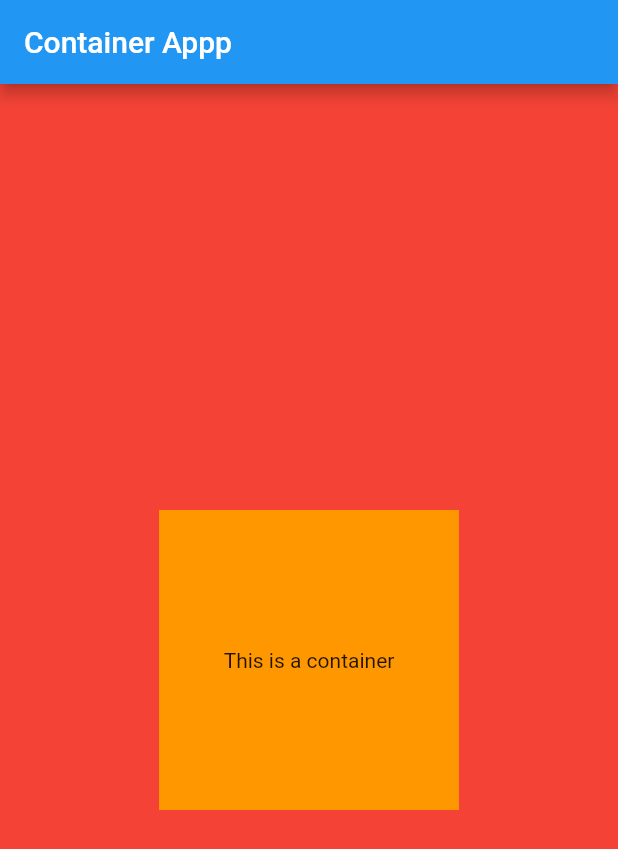
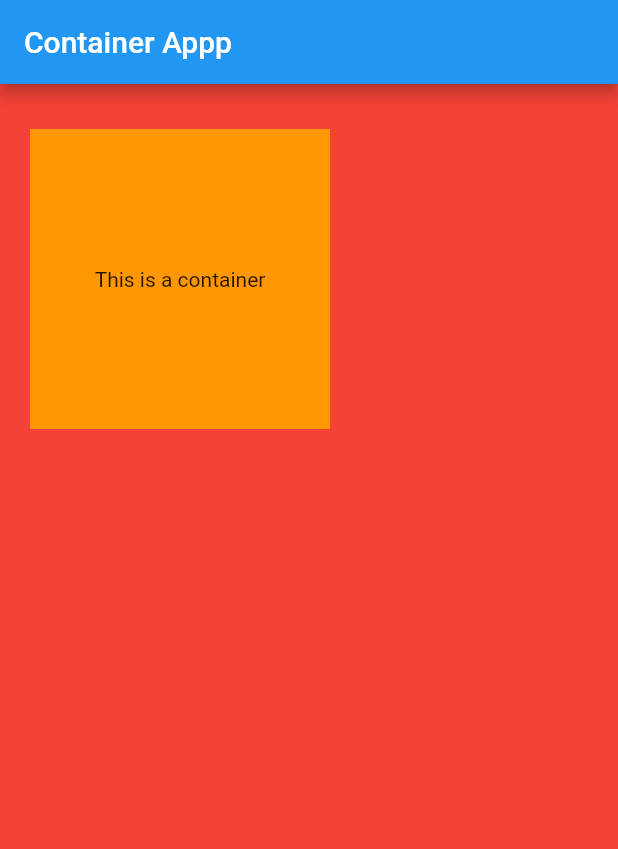
Before and after one commit to infiniteoverflow/Flutter-Examples, a Flutter app: the screen it shows after launch, on a phone screen of 412 x 824 dp. Shown: the top 849 px of the screen. Run offline on Flutter 3.47's test engine with Material 2 defaults, Android fonts, the phone set to English and light mode, and no system bars.

Commit message:
Container App

```diff
--- a/container_demo_app/lib/app_Screens/Containers.dart
+++ b/container_demo_app/lib/app_Screens/Containers.dart
@@ -10,6 +10,7 @@ class ContainerClass extends StatelessWidget {
       color: Colors.orange,
       width:200.0,
       height: 200.0,
+      margin: EdgeInsets.only(left: 20.0 , top: 30.0),
     );
   }
 
--- a/container_demo_app/lib/main.dart
+++ b/container_demo_app/lib/main.dart
@@ -17,10 +17,8 @@ class MyApp extends StatelessWidget {
             "Container Appp"
           ),
         ),
-        body: Center(
-          child: ContainerClass(),
+        body: ContainerClass()
         ),
-      )
     );
   }
 }
```
Also changed, not shown: 1 other file.
